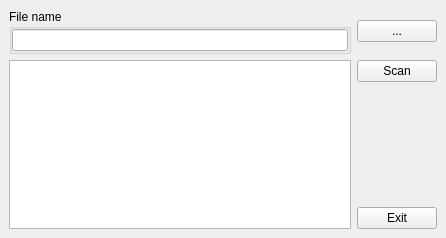
Old version of the form lite_source/litemainwindow.ui in the repository horsicq/DIE-engine.
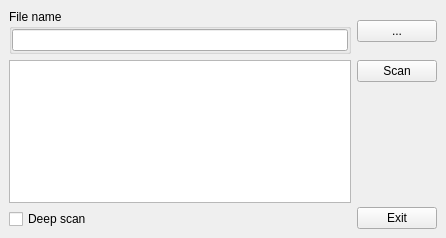
New version of the form.

Diff of the .ui file:
```diff
--- a/lite_source/litemainwindow.ui
+++ b/lite_source/litemainwindow.ui
@@ -14,7 +14,7 @@
    <string notr="true">LiteMainWindow</string>
   </property>
   <widget class="QWidget" name="centralwidget">
-   <layout class="QVBoxLayout" name="verticalLayout_2">
+   <layout class="QVBoxLayout" name="verticalLayout_3">
     <item>
      <layout class="QHBoxLayout" name="horizontalLayout_4">
       <item>
@@ -51,13 +51,57 @@
      </layout>
     </item>
     <item>
-     <layout class="QHBoxLayout" name="horizontalLayout_2">
+     <layout class="QHBoxLayout" name="horizontalLayout_3">
       <item>
-       <widget class="QPlainTextEdit" name="plainTextEditResult">
-        <property name="readOnly">
-         <bool>true</bool>
-        </property>
-       </widget>
+       <layout class="QVBoxLayout" name="verticalLayout_2">
+        <item>
+         <widget class="QPlainTextEdit" name="plainTextEditResult">
+          <property name="readOnly">
+           <bool>true</bool>
+          </property>
+         </widget>
+        </item>
+        <item>
+         <layout class="QHBoxLayout" name="horizontalLayout_2">
+          <item>
+           <widget class="QCheckBox" name="checkBoxDeepScan">
+            <property name="text">
+             <string>Deep scan</string>
+            </property>
+           </widget>
+          </item>
+          <item>
+           <spacer name="horizontalSpacer">
+            <property name="orientation">
+             <enum>Qt::Horizontal</enum>
+            </property>
+            <property name="sizeHint" stdset="0">
+             <size>
+              <width>40</width>
+              <height>20</height>
+             </size>
+            </property>
+           </spacer>
+          </item>
+          <item>
+           <widget class="QLabel" name="labelScanTime">
+            <property name="minimumSize">
+             <size>
+              <width>100</width>
+              <height>0</height>
+             </size>
+            </property>
+            <property name="text">
+             <string/>
+            </property>
+            <property name="alignment">
+             <set>Qt::AlignRight|Qt::AlignTrailing|Qt::AlignVCenter</set>
+            </property>
+           </widget>
+          </item>
+         </layout>
+        </item>
+       </layout>
       </item>
       <item>
        <layout class="QVBoxLayout" name="verticalLayout">
```
